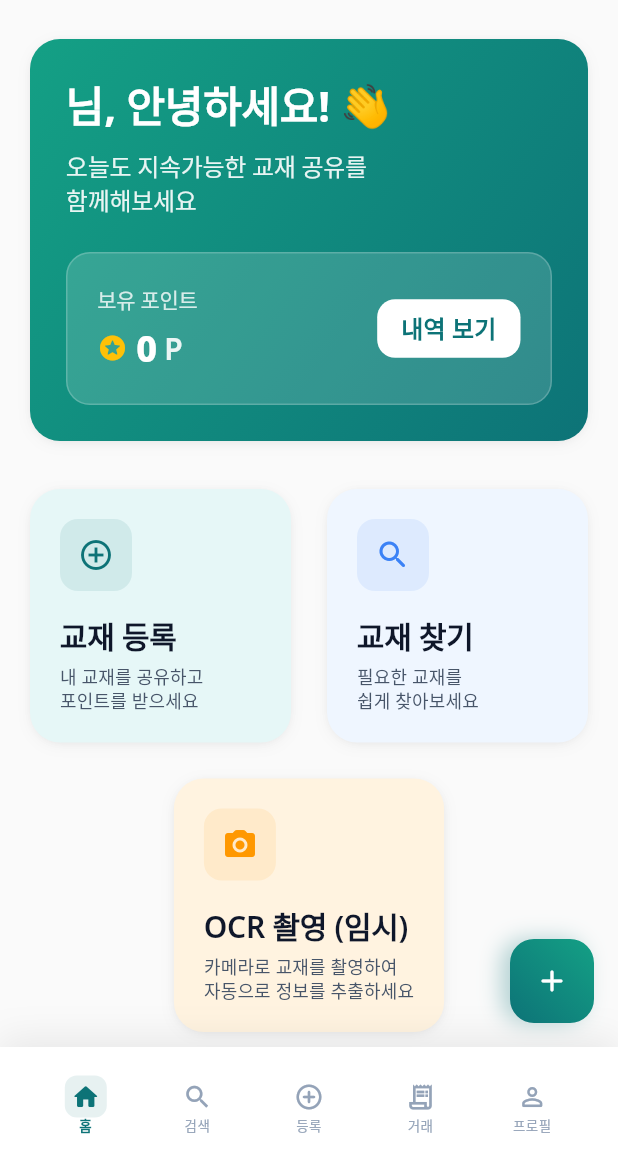
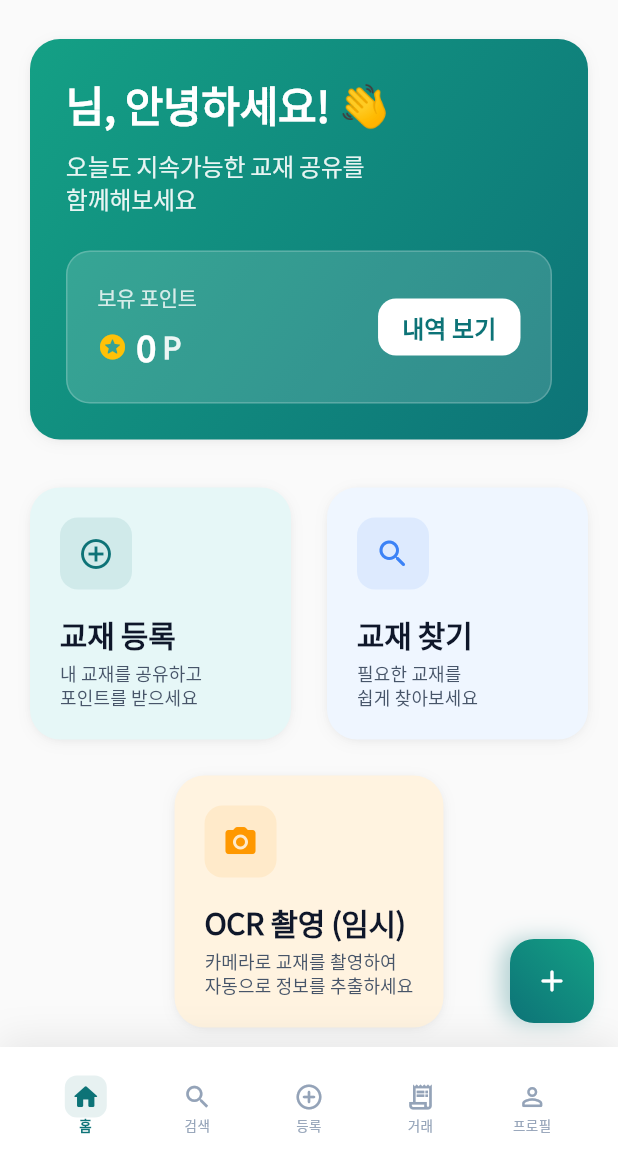
Before and after one commit to ehddbs249/Legend_Anabada, a Flutter app: the HomeScreen screen opened by its route, on a phone screen of 412 x 824 dp, the part 75-1236 px from its top. Run offline on Flutter 3.47's test engine with Material 3 defaults, Android fonts, the phone set to English and light mode, and no system bars; our stand-ins replace cached_network_image, camera, dio, flutter_dotenv, go_router, google_fonts and 2 more; accounts and stored records are empty; project files that could hold a hidden picture were left out.

Commit message:
폰트추가

```diff
--- a/Flutter/lib/core/constants/app_typography.dart
+++ b/Flutter/lib/core/constants/app_typography.dart
@@ -17,7 +17,7 @@ class AppTypography {
     }
   }
 
-  /// 안전한 TextStyle 생성 (Google Fonts 실패 시 기본 폰트 사용)
+  /// 안전한 TextStyle 생성 (번들 폰트 우선, Google Fonts 폴백, 시스템 폰트 최종 폴백)
   static TextStyle _safeGoogleFont({
     required double fontSize,
     required FontWeight fontWeight,
@@ -27,6 +27,20 @@ class AppTypography {
     TextDecoration? decoration,
   }) {
     try {
+      // 1순위: 번들된 Noto Sans KR 폰트 사용 (라즈베리파이 리눅스 환경 지원)
+      return TextStyle(
+        fontFamily: 'NotoSansKR',
+        fontSize: fontSize,
+        fontWeight: fontWeight,
+        color: color,
+        letterSpacing: letterSpacing,
+        height: height,
+        decoration: decoration,
+        fontFamilyFallback: const ['NotoSansKR', 'sans-serif', 'Arial'],
+      );
+    } catch (e) {
+      // 2순위: Google Fonts 시도
+      try {
         return GoogleFonts.notoSans(
           fontSize: fontSize,
           fontWeight: fontWeight,
@@ -35,8 +49,8 @@ class AppTypography {
           height: height,
           decoration: decoration,
         );
-    } catch (e) {
-      // Google Fonts 실패 시 기본 TextStyle 사용
+      } catch (e2) {
+        // 3순위: 시스템 기본 폰트 사용
         return TextStyle(
           fontFamily: 'sans-serif',
           fontSize: fontSize,
@@ -46,6 +60,7 @@ class AppTypography {
           height: height,
           decoration: decoration,
         );
+      }
     }
   }
 
```
Also changed, not shown: Flutter/pubspec.yaml (+8 -25 lines), Flutter/assets/fonts/NotoSansKR-Bold.ttf (added), Flutter/assets/fonts/NotoSansKR-Regular.ttf (added), 6 other files. Lines whose indentation alone changed are shown as unchanged.
